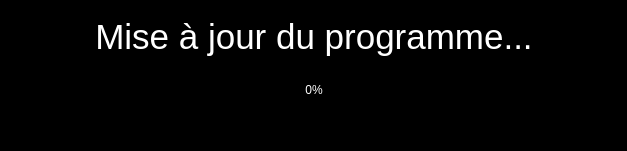
This is Src/clientupdate.ui in cppJoker/EndofYearPPO as Qt 5 draws it before an edit. The edited form follows.
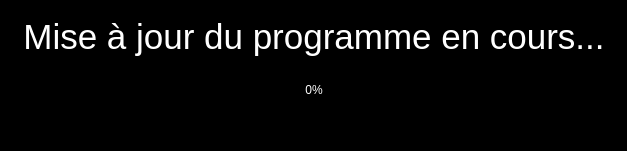
This is the edited form.

What changed in the file:
```diff
--- a/Src/clientupdate.ui
+++ b/Src/clientupdate.ui
@@ -38,7 +38,7 @@
         <string notr="true">color: rgb(255, 255, 255);</string>
        </property>
        <property name="text">
-        <string>Mise à jour du programme...</string>
+        <string>Mise à jour du programme en cours...</string>
        </property>
        <property name="alignment">
         <set>Qt::AlignCenter</set>
```
Left out of the diff: 2 changed lines with no effect on the pictures.
